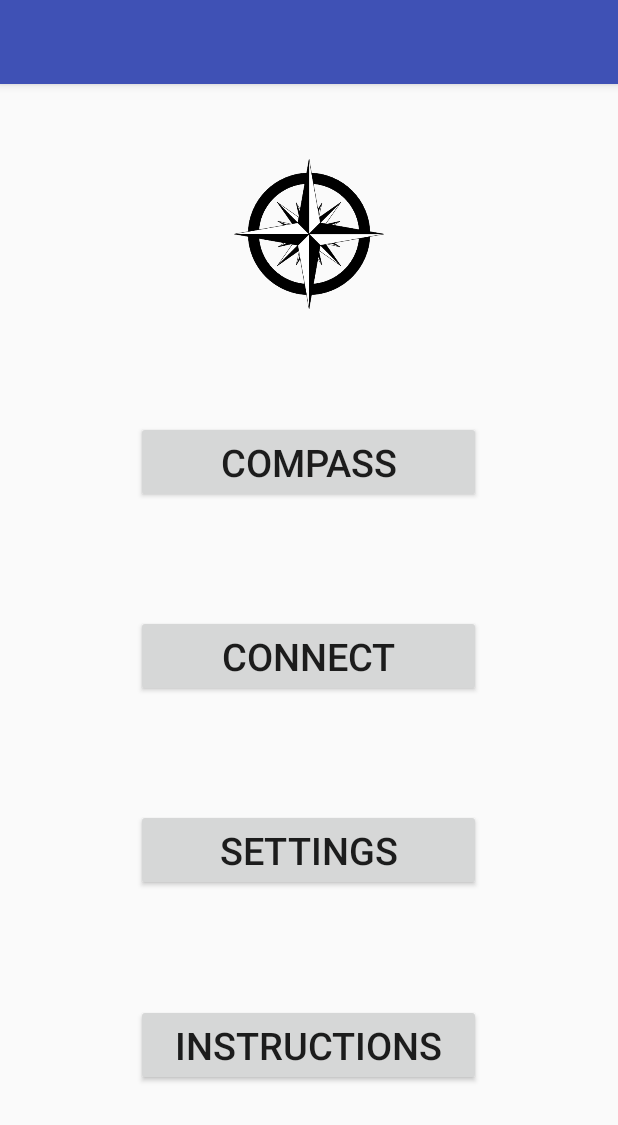
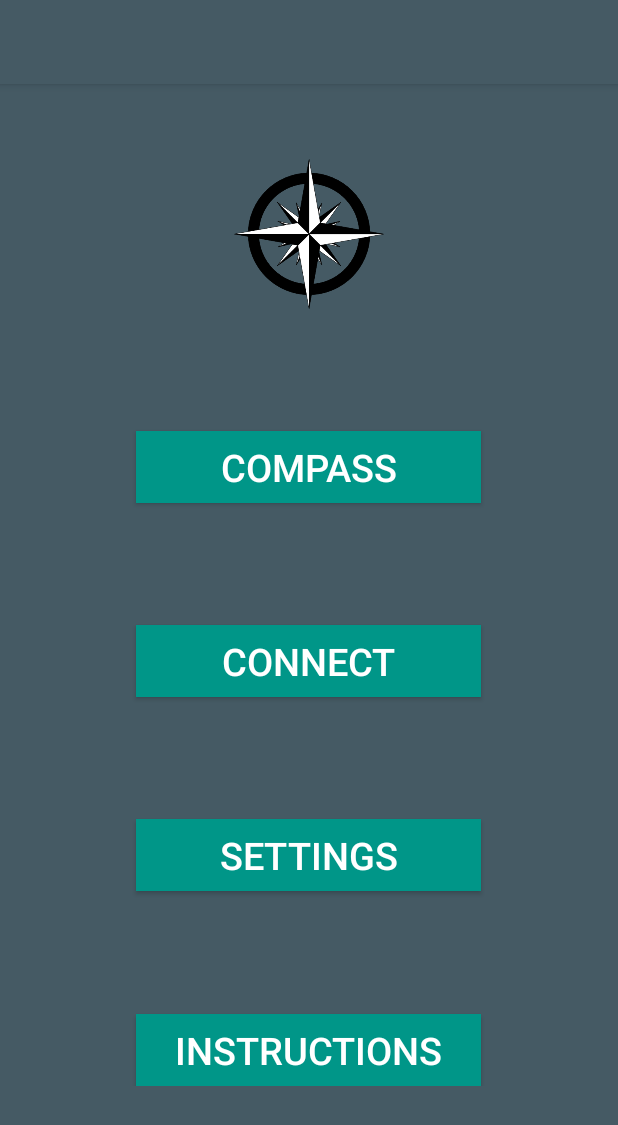
Before and after one commit to morales-201/GitDirection, an Android app: the screen it shows after launch (MainActivity), on a phone screen of 412 x 824 dp. Shown: the top 1125 px of the screen. Run offline under Robolectric (Android 15) with nearby library versions, the phone set to English and light mode, and no system bars.

Commit message:
Add color pallettee

```diff
--- a/app/src/main/res/layout/activity_main.xml
+++ b/app/src/main/res/layout/activity_main.xml
@@ -2,11 +2,11 @@
 
 <LinearLayout
 
+    style="@style/AppTheme"
     xmlns:android="http://schemas.android.com/apk/res/android"
     xmlns:tools="http://schemas.android.com/tools"
     android:layout_width="match_parent"
     android:layout_height="match_parent"
-
     android:orientation="vertical"
     android:gravity="center"
     android:paddingBottom="100dp"
@@ -26,6 +26,7 @@
         android:id="@+id/compassButton"
         android:layout_height="wrap_content"
         android:layout_width="@dimen/buttonwidth"
+        android:background="@color/colorAccent"
         android:text="Compass"
         android:onClick="showCompass"
         android:textSize="25sp"
@@ -39,6 +40,7 @@
         android:id="@+id/destinationButton"
         android:layout_height="wrap_content"
         android:layout_width="@dimen/buttonwidth"
+        android:background="@color/colorAccent"
         android:text="Connect"
         android:onClick="showDestination"
         android:textSize="25sp"
@@ -51,6 +53,7 @@
         android:id="@+id/settingsButton"
         android:layout_height="wrap_content"
         android:layout_width="@dimen/buttonwidth"
+        android:background="@color/colorAccent"
         android:text="Settings"
         android:onClick="showSettings"
         android:textSize="25sp"
@@ -63,6 +66,7 @@
         android:id="@+id/instuctionsButton"
         android:layout_height="wrap_content"
         android:layout_width="@dimen/buttonwidth"
+        android:background="@color/colorAccent"
         android:text="Instructions"
         android:onClick="showInstructions"
         android:textSize="25sp"
--- a/app/src/main/res/layout/compass_page.xml
+++ b/app/src/main/res/layout/compass_page.xml
@@ -19,6 +19,7 @@
         android:id="@+id/compassBackButton"
         android:layout_height="wrap_content"
         android:layout_width="wrap_content"
+        android:background="@color/colorAccent"
         android:text="Back"
         android:onClick="showMainPageAndStopLocationUpdates"
         android:textSize="25sp"
--- a/app/src/main/res/layout/destination_page.xml
+++ b/app/src/main/res/layout/destination_page.xml
@@ -44,6 +44,7 @@
     <Button
         android:id="@+id/destinationBackButton"
         android:layout_height="wrap_content"
+        android:background="@color/colorAccent"
         android:layout_width="@dimen/buttonwidth"
         android:text="Back"
         android:onClick="showMainPageFromDestination"
--- /dev/null
+++ b/app/src/main/res/layout/instructiond_page.xml
@@ -0,0 +1,6 @@
+<?xml version="1.0" encoding="utf-8"?>
+<LinearLayout xmlns:android="http://schemas.android.com/apk/res/android"
+    android:orientation="vertical" android:layout_width="match_parent"
+    android:layout_height="match_parent">
+
+</LinearLayout>
--- a/app/src/main/res/values/colors.xml
+++ b/app/src/main/res/values/colors.xml
@@ -1,6 +1,11 @@
 <?xml version="1.0" encoding="utf-8"?>
 <resources>
-    <color name="colorPrimary">#3F51B5</color>
-    <color name="colorPrimaryDark">#303F9F</color>
-    <color name="colorAccent">#FF4081</color>
+    <color name="colorPrimary">#607D8B</color>
+    <color name="colorPrimaryDark">#455A64</color>
+    <color name="colorPrimaryLight">#CFD8DC</color>
+    <color name="colorTextIcons">#FFFFFF</color>
+    <color name="colorAccent">#009688</color>
+    <color name="colorPrimaryText">#212121</color>
+    <color name="colorTextSecondary">#757575</color>
+    <color name="colorDivider">#BDBDBD</color>
 </resources>
--- a/app/src/main/res/values/styles.xml
+++ b/app/src/main/res/values/styles.xml
@@ -3,9 +3,14 @@
     <!-- Base application theme. -->
     <style name="AppTheme" parent="Theme.AppCompat.Light.DarkActionBar">
         <!-- Customize your theme here. -->
-        <item name="colorPrimary">@color/colorPrimary</item>
-        <item name="colorPrimaryDark">@color/colorPrimaryDark</item>
-        <item name="colorAccent">@color/colorAccent</item>
+
+        <item name="android:colorPrimary">@color/colorPrimary</item>
+        <item name="android:colorPrimaryDark">@color/colorPrimaryDark</item>
+        <item name="android:endColor">@color/colorPrimaryLight</item>
+        <item name="android:textColor">@color/colorTextIcons</item>
+        <item name="android:colorAccent">@color/colorAccent</item>
+
+        <item name="android:background">@color/colorPrimaryDark</item>
     </style>
 
 </resources>
```
Also changed, not shown: app/src/main/res/layout/settings_page.xml (+34 -3 lines).
